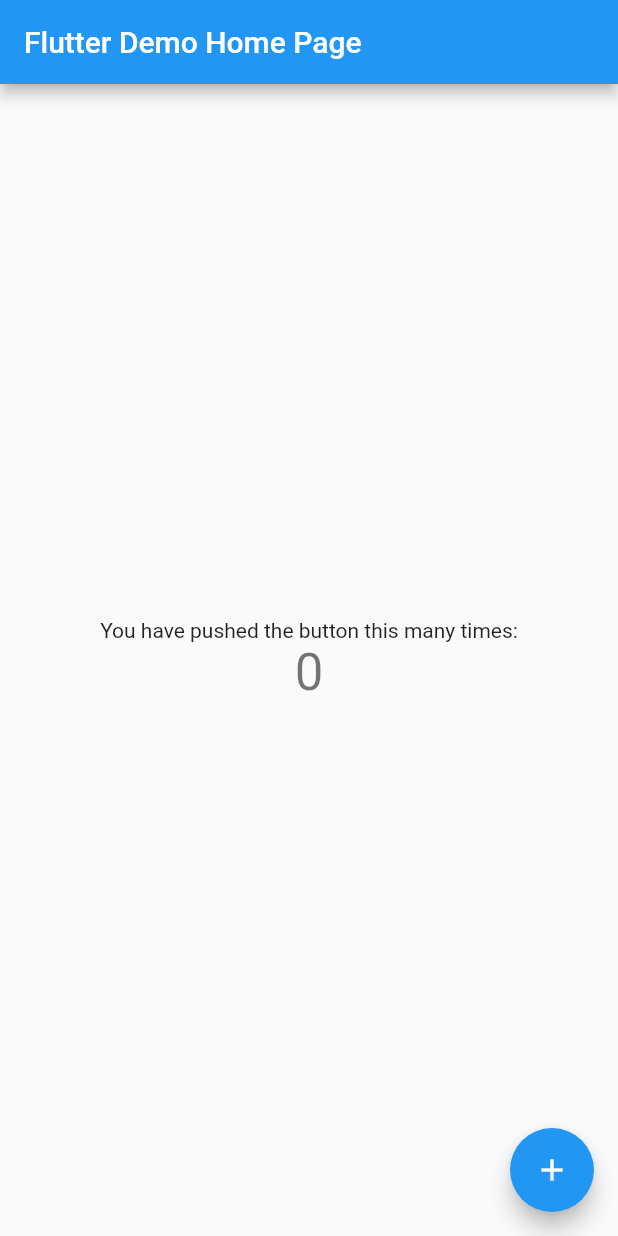
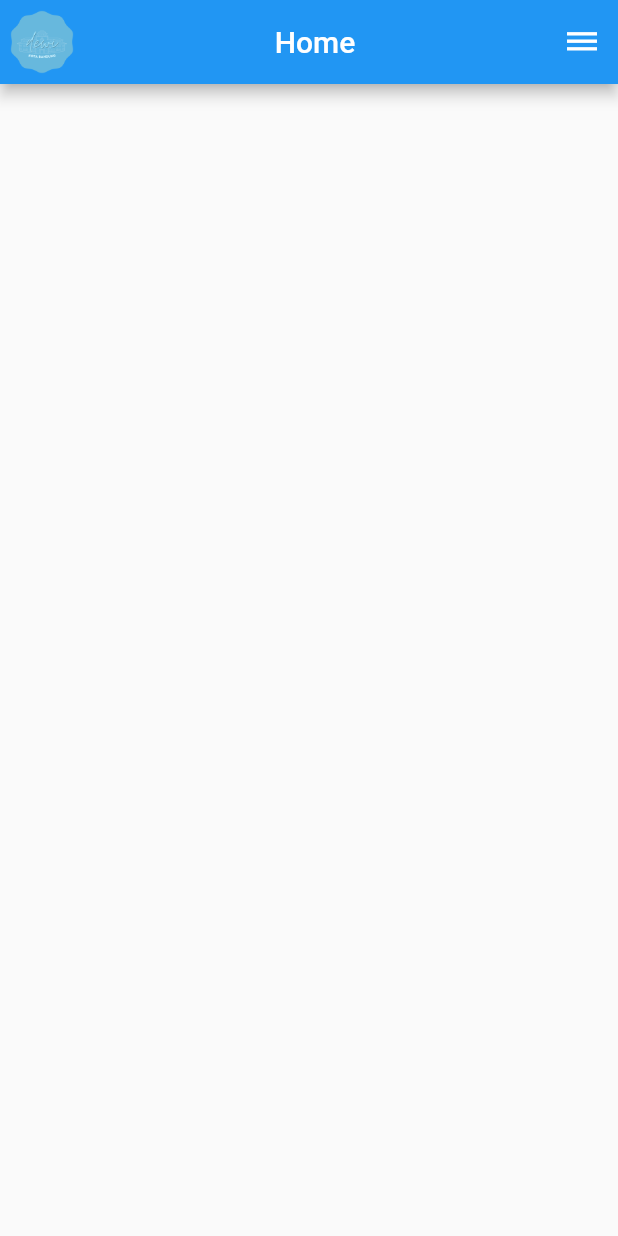
Before and after one commit to dewi-App/frontend, a Flutter app: the screen it shows after launch, on a phone screen of 412 x 824 dp. Run offline on Flutter 3.47's test engine with Material 2 defaults, Android fonts, the phone set to English and light mode, and no system bars.

Commit message:
create app bar

```diff
--- /dev/null
+++ b/lib/HomePage.dart
@@ -0,0 +1,31 @@
+import 'package:flutter/material.dart';
+
+class HomePage extends StatefulWidget {
+  @override
+  HomePageState createState() => HomePageState();
+}
+
+class HomePageState extends State<HomePage> {
+  @override
+  Widget build(BuildContext context) {
+    return MaterialApp(
+        home: Scaffold(
+      appBar: AppBar(
+        leading: Image(
+          image: AssetImage("asset/dewi.png"),
+        ),
+        title: Center(
+          child: Text(
+            "Home",
+          ),
+        ),
+        actions: <Widget>[
+          IconButton(
+            icon: Icon(Icons.dehaze),
+            onPressed: () {},
+          ),
+        ],
+      ),
+    ));
+  }
+}
--- a/lib/main.dart
+++ b/lib/main.dart
@@ -1,116 +1,21 @@
+import 'package:dewi_app/HomePage.dart';
 import 'package:flutter/material.dart';
 
 void main() {
-  runApp(const MyApp());
+  runApp(MyApp());
 }
 
 class MyApp extends StatelessWidget {
-  const MyApp({super.key});
-
-  // This widget is the root of your application.
   @override
   Widget build(BuildContext context) {
     return MaterialApp(
-      title: 'Flutter Demo',
+      debugShowCheckedModeBanner: false,
+      title: 'dewi_app',
       theme: ThemeData(
-        // This is the theme of your application.
-        //
-        // Try running your application with "flutter run". You'll see the
-        // application has a blue toolbar. Then, without quitting the app, try
-        // changing the primarySwatch below to Colors.green and then invoke
-        // "hot reload" (press "r" in the console where you ran "flutter run",
-        // or simply save your changes to "hot reload" in a Flutter IDE).
-        // Notice that the counter didn't reset back to zero; the application
-        // is not restarted.
-        //go
         primarySwatch: Colors.blue,
+        visualDensity: VisualDensity.adaptivePlatformDensity,
       ),
-      home: const MyHomePage(title: 'Flutter Demo Home Page'),
+      home: HomePage(),
     );
   }
 }
-
-class MyHomePage extends StatefulWidget {
-  const MyHomePage({super.key, required this.title});
-
-  // This widget is the home page of your application. It is stateful, meaning
-  // that it has a State object (defined below) that contains fields that affect
-  // how it looks.
-
-  // This class is the configuration for the state. It holds the values (in this
-  // case the title) provided by the parent (in this case the App widget) and
-  // used by the build method of the State. Fields in a Widget subclass are
-  // always marked "final".
-
-  final String title;
-
-  @override
-  State<MyHomePage> createState() => _MyHomePageState();
-}
-
-class _MyHomePageState extends State<MyHomePage> {
-  int _counter = 0;
-
-  void _incrementCounter() {
-    setState(() {
-      // This call to setState tells the Flutter framework that something has
-      // changed in this State, which causes it to rerun the build method below
-      // so that the display can reflect the updated values. If we changed
-      // _counter without calling setState(), then the build method would not be
-      // called again, and so nothing would appear to happen.
-      _counter++;
-    });
-  }
-
-  @override
-  Widget build(BuildContext context) {
-    // This method is rerun every time setState is called, for instance as done
-    // by the _incrementCounter method above.
-    //
-    // The Flutter framework has been optimized to make rerunning build methods
-    // fast, so that you can just rebuild anything that needs updating rather
-    // than having to individually change instances of widgets.
-    return Scaffold(
-      appBar: AppBar(
-        // Here we take the value from the MyHomePage object that was created by
-        // the App.build method, and use it to set our appbar title.
-        title: Text(widget.title),
-      ),
-      body: Center(
-        // Center is a layout widget. It takes a single child and positions it
-        // in the middle of the parent.
-        child: Column(
-          // Column is also a layout widget. It takes a list of children and
-          // arranges them vertically. By default, it sizes itself to fit its
-          // children horizontally, and tries to be as tall as its parent.
-          //
-          // Invoke "debug painting" (press "p" in the console, choose the
-          // "Toggle Debug Paint" action from the Flutter Inspector in Android
-          // Studio, or the "Toggle Debug Paint" command in Visual Studio Code)
-          // to see the wireframe for each widget.
-          //
-          // Column has various properties to control how it sizes itself and
-          // how it positions its children. Here we use mainAxisAlignment to
-          // center the children vertically; the main axis here is the vertical
-          // axis because Columns are vertical (the cross axis would be
-          // horizontal).
-          mainAxisAlignment: MainAxisAlignment.center,
-          children: <Widget>[
-            const Text(
-              'You have pushed the button this many times:',
-            ),
-            Text(
-              '$_counter',
-              style: Theme.of(context).textTheme.headline4,
-            ),
-          ],
-        ),
-      ),
-      floatingActionButton: FloatingActionButton(
-        onPressed: _incrementCounter,
-        tooltip: 'Increment',
-        child: const Icon(Icons.add),
-      ), // This trailing comma makes auto-formatting nicer for build methods.
-    );
-  }
-}
--- a/pubspec.yaml
+++ b/pubspec.yaml
@@ -36,6 +36,7 @@
   # The following adds the Cupertino Icons font to your application.
   # Use with the CupertinoIcons class for iOS style icons.
   cupertino_icons: ^1.0.2
+  http: ^0.12.0+2
 
 dev_dependencies:
   flutter_test:
@@ -61,8 +62,8 @@
 
 
   # To add assets to your application, add an assets section, like this:
-  # assets:
-  #   - images/a_dot_burr.jpeg
+  assets:
+   - asset/dewi.png
   #   - images/a_dot_ham.jpeg
 
   # An image asset can refer to one or more resolution-specific "variants", see
```
Also changed, not shown: asset/dewi.png (added), pubspec.lock, 6 other files.
